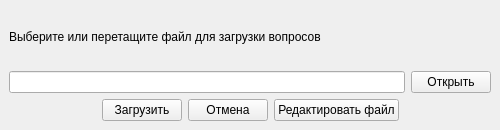
First picture: the form in genexamtickets/dropdialog.ui, repository nonepostlife/GEN, before the edit.
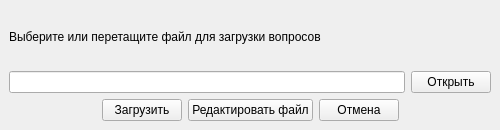
Second picture: the form after the edit. Icons and pictures are not drawn.

Diff of the .ui file:
```diff
--- a/genexamtickets/dropdialog.ui
+++ b/genexamtickets/dropdialog.ui
@@ -62,13 +62,6 @@
         </property>
        </widget>
       </item>
-      <item>
-       <widget class="QPushButton" name="cancelBtn">
-        <property name="text">
-         <string>Отмена</string>
-        </property>
-       </widget>
-      </item>
       <item>
        <widget class="QPushButton" name="editFileBtn">
         <property name="text">
@@ -76,6 +69,13 @@
         </property>
        </widget>
       </item>
+      <item>
+       <widget class="QPushButton" name="cancelBtn">
+        <property name="text">
+         <string>Отмена</string>
+        </property>
+       </widget>
+      </item>
       <item>
        <spacer name="horizontalSpacer_2">
         <property name="orientation">
```
Left out of the diff: 2 changed lines with no effect on the pictures.
